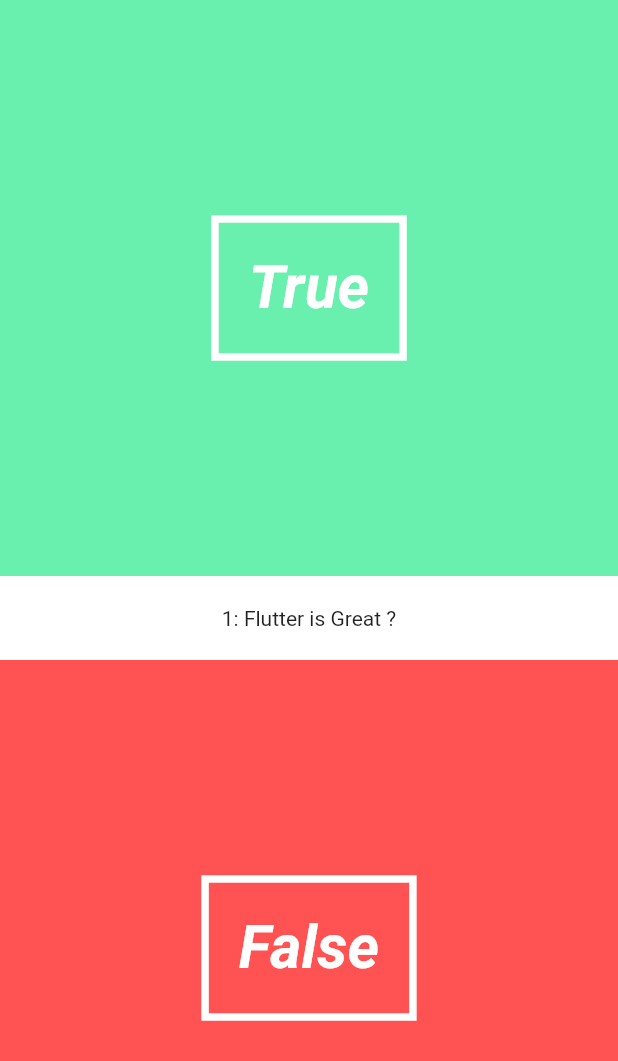
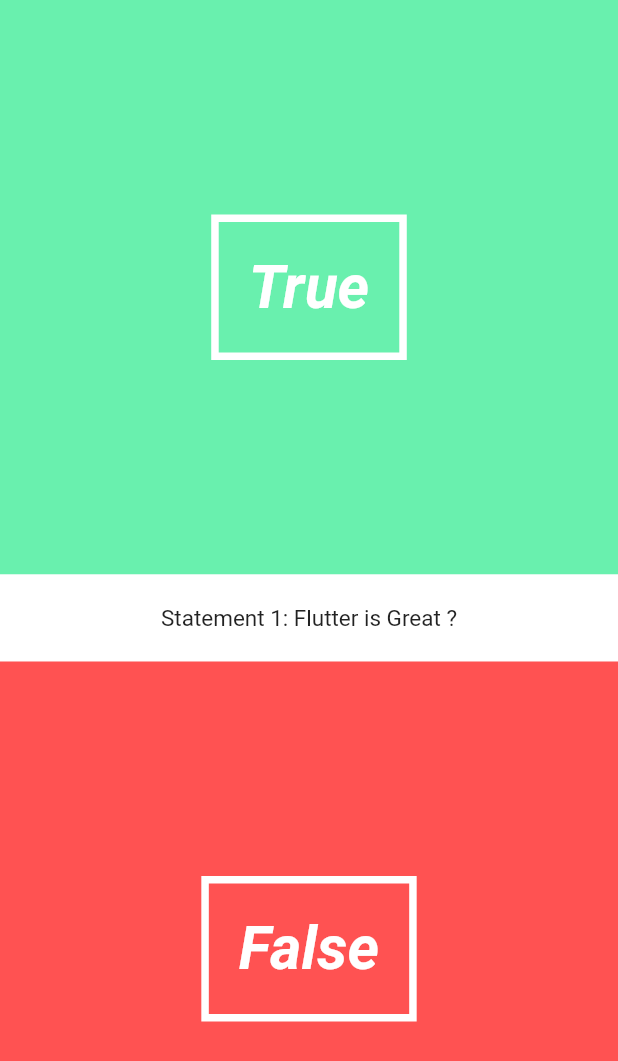
Before and after one commit to AhmadAzadzadeh/quiz_app, a Flutter app: the QuizPage widget shown alone on an empty page, opened directly, on a phone screen of 412 x 824 dp. Shown: the top 1061 px of the screen. Run offline on Flutter 3.47's test engine with Material 2 defaults, Android fonts, the phone set to English and light mode, and no system bars.

Commit message:
Animation For Question Text

```diff
--- a/lib/pages/quiz_page.dart
+++ b/lib/pages/quiz_page.dart
@@ -3,6 +3,7 @@ import 'package:flutter/material.dart';
 import '../utils//question.dart';
 import '../utils//quiz.dart';
 import '../ul//answer_button.dart';
+import '../ul/question_text.dart';
 
 class QuizPage extends StatefulWidget {
   @override
@@ -18,15 +19,7 @@ class QuizPageState extends State<QuizPage> {
         new Column( // This is our main page
           children: <Widget>[
             new AnswerButton(true, () => print("You Answered True")),
-            new Material(
-              color: Colors.white,
-              child: new Padding(
-                padding: new EdgeInsets.symmetric(vertical: 20.0),
-                child: new Center(
-                  child: new Text("1: Flutter is Great ?"),
-                ),
-              ),
-            ),
+            new QuestionText("Flutter is Great ?", 1),
             new AnswerButton(false, () => print("You Answered False")),
           ],
         ),
--- /dev/null
+++ b/lib/ul/question_text.dart
@@ -0,0 +1,43 @@
+import 'package:flutter/material.dart';
+
+class QuestionText extends StatefulWidget {
+  final String _question;
+  final int _questionNumber;
+
+  QuestionText(this._question, this._questionNumber);
+
+  @override
+  State createState() => new QuestionTextState();
+}
+
+class QuestionTextState extends State<QuestionText> with SingleTickerProviderStateMixin {
+  Animation<double> _fontSizeAnimation;
+  AnimationController _fontSizeAnimationController;
+
+  @override
+  void initState() {
+    super.initState();
+    _fontSizeAnimationController = new AnimationController(duration: new Duration(milliseconds: 500), vsync: this);
+    _fontSizeAnimation = new CurvedAnimation(parent: _fontSizeAnimationController, curve: Curves.bounceOut);
+    _fontSizeAnimation.addListener(() => this.setState((){}));
+    // For Starting an animation
+    _fontSizeAnimationController.forward();
+  }
+
+  @override
+  Widget build(BuildContext context) {
+    return new Material(
+              color: Colors.white,
+              child: new Padding(
+                padding: new EdgeInsets.symmetric(vertical: 20.0),
+                child: new Center(
+                  child: new Text("Statement " + widget._questionNumber.toString() + ": " + widget._question,
+                  style: TextStyle(
+                    fontSize: _fontSizeAnimation.value * 15
+                  ),
+                  ),
+            ),
+          ),
+        );
+  }
+}
```
Also changed, not shown: lib/ul/correct_wrong_overlay.dart (added).
